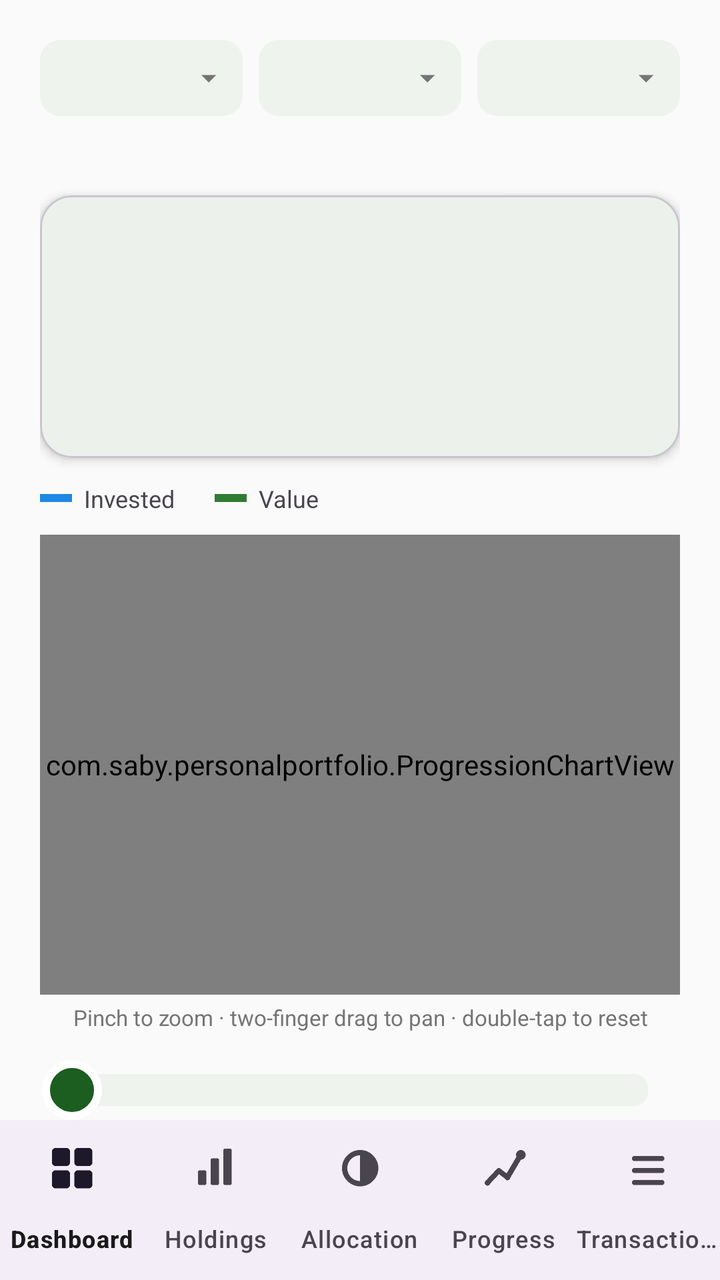
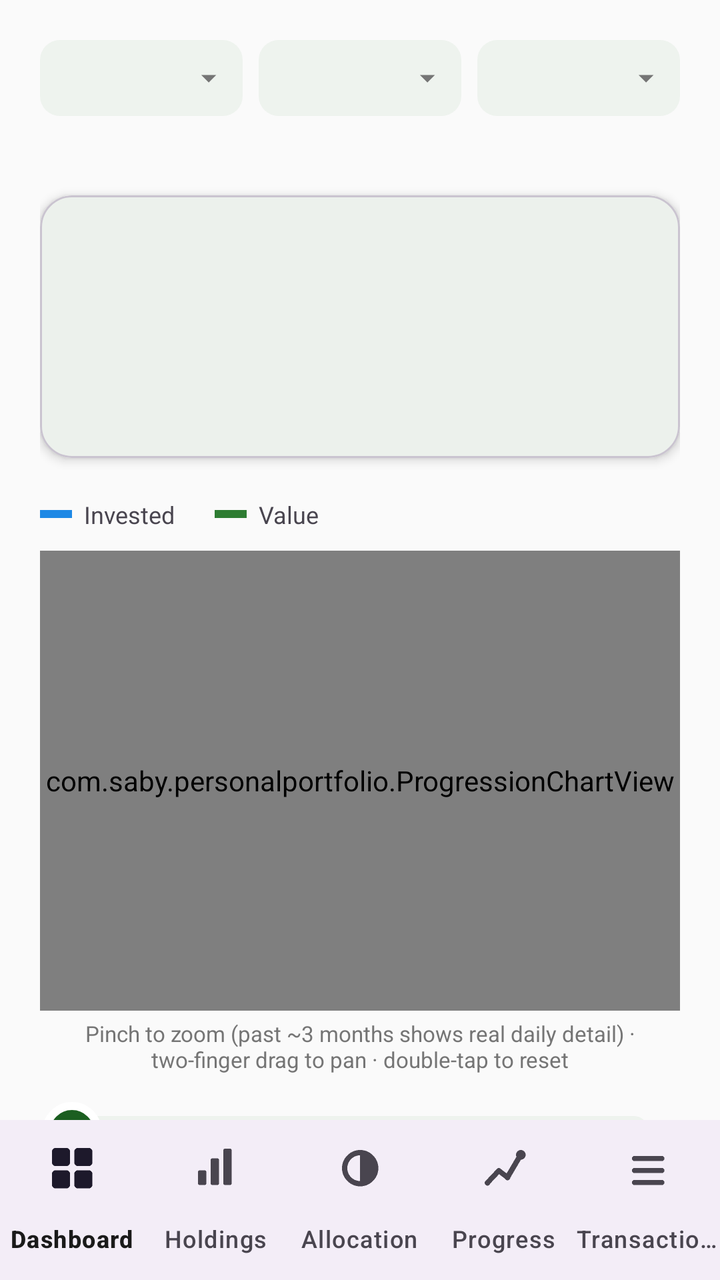

Screens rendered from an Android XML layout before and after an edit, with the pre-edit source and the edit as a unified diff.
<!-- AndroidManifest.xml: application theme Theme.PersonalPortfolio -->
<!-- res/layout/activity_progression.xml -->
<?xml version="1.0" encoding="utf-8"?>
<LinearLayout xmlns:android="http://schemas.android.com/apk/res/android"
    xmlns:app="http://schemas.android.com/apk/res-auto"
    android:layout_width="match_parent"
    android:layout_height="match_parent"
    android:orientation="vertical">

    <androidx.core.widget.NestedScrollView
        android:layout_width="match_parent"
        android:layout_height="0dp"
        android:layout_weight="1"
        android:fillViewport="true">

        <LinearLayout
            android:layout_width="match_parent"
            android:layout_height="wrap_content"
            android:orientation="vertical"
            android:padding="20dp">

            
            <LinearLayout
                android:layout_width="match_parent"
                android:layout_height="wrap_content"
                android:orientation="horizontal">

                <TextView
                    android:id="@+id/progressionMemberTab"
                    style="@style/ProgressionDropdownTab"
                    android:layout_width="0dp"
                    android:layout_weight="1" />

                <TextView
                    android:id="@+id/progressionAxisTab"
                    style="@style/ProgressionDropdownTab"
                    android:layout_width="0dp"
                    android:layout_weight="1"
                    android:layout_marginStart="8dp" />

                <TextView
                    android:id="@+id/progressionCurrencyTab"
                    style="@style/ProgressionDropdownTab"
                    android:layout_width="0dp"
                    android:layout_weight="1"
                    android:layout_marginStart="8dp" />

            </LinearLayout>

            <TextView
                android:id="@+id/progressionStatusText"
                android:layout_width="match_parent"
                android:layout_height="wrap_content"
                android:layout_marginTop="10dp"
                android:textSize="13sp"
                android:textColor="@color/colorNeutral" />

            
            <include
                android:id="@+id/progressionStatsCard"
                layout="@layout/include_stats_card"
                android:layout_width="match_parent"
                android:layout_height="wrap_content"
                android:layout_marginTop="12dp" />

            
            <LinearLayout
                android:layout_width="match_parent"
                android:layout_height="wrap_content"
                android:layout_marginTop="12dp"
                android:orientation="horizontal"
                android:gravity="center_vertical">

                <View
                    android:layout_width="16dp"
                    android:layout_height="4dp"
                    android:background="@color/colorProgressionInvested" />

                <TextView
                    android:layout_width="wrap_content"
                    android:layout_height="wrap_content"
                    android:layout_marginStart="6dp"
                    android:text="Invested"
                    android:textSize="12sp" />

                <View
                    android:layout_width="16dp"
                    android:layout_height="4dp"
                    android:layout_marginStart="20dp"
                    android:background="@color/colorGain" />

                <TextView
                    android:layout_width="wrap_content"
                    android:layout_height="wrap_content"
                    android:layout_marginStart="6dp"
                    android:text="Value"
                    android:textSize="12sp" />

                <TextView
                    android:id="@+id/progressionResetZoomButton"
                    android:layout_width="0dp"
                    android:layout_height="wrap_content"
                    android:layout_weight="1"
                    android:gravity="end"
                    android:text="Reset zoom ↺"
                    android:textSize="12sp"
                    android:textStyle="bold"
                    android:textColor="?attr/colorPrimary"
                    android:padding="4dp"
                    android:visibility="gone"
                    android:background="?attr/selectableItemBackground" />

            </LinearLayout>

            <com.saby.personalportfolio.ProgressionChartView
                android:id="@+id/progressionChart"
                android:layout_width="match_parent"
                android:layout_height="230dp"
                android:layout_marginTop="10dp" />

            <TextView
                android:layout_width="match_parent"
                android:layout_height="wrap_content"
                android:layout_marginTop="4dp"
                android:text="Pinch to zoom · two-finger drag to pan · double-tap to reset"
                android:textSize="11sp"
                android:gravity="center"
                android:textColor="@color/colorNeutral" />

            
            <SeekBar
                android:id="@+id/progressionSeekBar"
                android:layout_width="match_parent"
                android:layout_height="wrap_content"
                android:layout_marginTop="4dp"
                android:paddingTop="10dp"
                android:paddingBottom="10dp"
                android:progressDrawable="@drawable/progression_seekbar_track"
                android:thumb="@drawable/progression_seekbar_thumb"
                android:splitTrack="false" />

        </LinearLayout>

    </androidx.core.widget.NestedScrollView>

    <com.google.android.material.bottomnavigation.BottomNavigationView
        android:id="@+id/bottomNav"
        android:layout_width="match_parent"
        android:layout_height="wrap_content"
        app:menu="@menu/bottom_nav_menu"
        app:labelVisibilityMode="labeled" />

</LinearLayout>
<!-- res/layout/include_stats_card.xml (included above) -->
<?xml version="1.0" encoding="utf-8"?>
<com.google.android.material.card.MaterialCardView xmlns:android="http://schemas.android.com/apk/res/android"
    xmlns:app="http://schemas.android.com/apk/res-auto"
    android:layout_width="match_parent"
    android:layout_height="wrap_content"
    app:cardCornerRadius="16dp"
    app:cardElevation="3dp">

    <LinearLayout
        android:layout_width="match_parent"
        android:layout_height="wrap_content"
        android:orientation="vertical"
        android:padding="20dp">

        <TextView
            android:id="@+id/statsCardDate"
            android:layout_width="match_parent"
            android:layout_height="wrap_content"
            android:textSize="14sp"
            android:textColor="@color/colorNeutral"
            android:textStyle="bold"
            android:visibility="gone" />

        <TextView
            android:id="@+id/statsCardValue"
            android:layout_width="match_parent"
            android:layout_height="wrap_content"
            android:layout_marginTop="4dp"
            android:textSize="28sp"
            android:textStyle="bold" />

        <TextView
            android:id="@+id/statsCardGain"
            android:layout_width="match_parent"
            android:layout_height="wrap_content"
            android:layout_marginTop="8dp"
            android:textSize="15sp"
            android:textStyle="bold" />

        <TextView
            android:id="@+id/statsCardInvested"
            android:layout_width="match_parent"
            android:layout_height="wrap_content"
            android:layout_marginTop="12dp"
            android:textSize="13sp"
            android:textColor="@color/colorNeutral"
            android:visibility="gone" />

        <TextView
            android:id="@+id/statsCardXirr"
            android:layout_width="match_parent"
            android:layout_height="wrap_content"
            android:layout_marginTop="4dp"
            android:textSize="13sp"
            android:textColor="@color/colorNeutral" />

        <TextView
            android:id="@+id/statsCardCount"
            android:layout_width="match_parent"
            android:layout_height="wrap_content"
            android:layout_marginTop="10dp"
            android:textSize="12sp"
            android:textColor="@color/colorNeutral"
            android:visibility="gone" />

    </LinearLayout>

</com.google.android.material.card.MaterialCardView>
<!-- resources referenced by this layout -->
<resources>
  <color name="colorGain">#2E7D32</color>
  <color name="colorNeutral">#757575</color>
  <color name="colorProgressionInvested">#1E88E5</color>
  <!-- drawable progression_seekbar_thumb (drawable) -->
  <?xml version="1.0" encoding="utf-8"?>
  <shape xmlns:android="http://schemas.android.com/apk/res/android"
      android:shape="oval">
      <solid android:color="@color/colorPrimary" />
      <size android:width="30dp" android:height="30dp" />
      <stroke android:width="4dp" android:color="@color/colorSurface" />
  </shape>
  <!-- drawable progression_seekbar_track (drawable) -->
  <?xml version="1.0" encoding="utf-8"?>
  <layer-list xmlns:android="http://schemas.android.com/apk/res/android">
      <item android:id="@android:id/background">
          <shape android:shape="rectangle">
              <corners android:radius="7dp" />
              <solid android:color="@color/colorSurfaceVariant" />
              <size android:height="14dp" />
          </shape>
      </item>
      <item android:id="@android:id/progress">
          <clip>
              <shape android:shape="rectangle">
                  <corners android:radius="7dp" />
                  <solid android:color="@color/colorPrimary" />
                  <size android:height="14dp" />
              </shape>
          </clip>
      </item>
  </layer-list>
  <style name="Theme.PersonalPortfolio" parent="Theme.Material3.DayNight.NoActionBar">
          <item name="colorPrimary">@color/colorPrimary</item>
          <item name="colorPrimaryVariant">@color/colorPrimaryVariant</item>
          <item name="colorOnPrimary">@color/colorOnPrimary</item>
  
          <item name="colorSecondary">@color/colorSecondary</item>
          <item name="colorOnSecondary">@color/colorOnSecondary</item>
  
          <item name="android:colorBackground">@color/colorBackground</item>
          <item name="colorOnBackground">@color/colorOnBackground</item>
  
          <item name="colorSurface">@color/colorSurface</item>
          <item name="colorOnSurface">@color/colorOnSurface</item>
  
          <item name="android:statusBarColor">@color/colorPrimaryVariant</item>
      </style>
  <color name="colorPrimary">#1B5E20</color>
  <color name="colorSurface">#FFFFFF</color>
  <color name="colorSurfaceVariant">#EEF3EE</color>
  <!-- drawable dropdown_tab_background (drawable) -->
  <?xml version="1.0" encoding="utf-8"?>
  <shape xmlns:android="http://schemas.android.com/apk/res/android"
      android:shape="rectangle">
      <solid android:color="@color/colorSurfaceVariant" />
      <corners android:radius="10dp" />
  </shape>
  <color name="colorOnSurface">#1A1A1A</color>
  <!-- drawable ic_dropdown_caret (drawable) -->
  <vector xmlns:android="http://schemas.android.com/apk/res/android"
      android:width="18dp"
      android:height="18dp"
      android:viewportWidth="24"
      android:viewportHeight="24">
      <path
          android:fillColor="#757575"
          android:pathData="M7,10l5,5 5,-5z" />
  </vector>
  <color name="colorPrimaryVariant">#0D3B12</color>
  <color name="colorOnPrimary">#FFFFFF</color>
  <color name="colorSecondary">#00897B</color>
  <color name="colorOnSecondary">#FFFFFF</color>
  <color name="colorBackground">#FAFAFA</color>
  <color name="colorOnBackground">#1A1A1A</color>
  <!-- unchanged entries left out for length: 1 -->
</resources>

<!-- the commit's change to res/layout/activity_progression.xml (unified diff, before → after) -->
@@ -65,7 +65,7 @@
             <LinearLayout
                 android:layout_width="match_parent"
                 android:layout_height="wrap_content"
-                android:layout_marginTop="12dp"
+                android:layout_marginTop="20dp"
                 android:orientation="horizontal"
                 android:gravity="center_vertical">
 
@@ -120,7 +120,7 @@
                 android:layout_width="match_parent"
                 android:layout_height="wrap_content"
                 android:layout_marginTop="4dp"
-                android:text="Pinch to zoom · two-finger drag to pan · double-tap to reset"
+                android:text="Pinch to zoom (past ~3 months shows real daily detail) · two-finger drag to pan · double-tap to reset"
                 android:textSize="11sp"
                 android:gravity="center"
                 android:textColor="@color/colorNeutral" />
